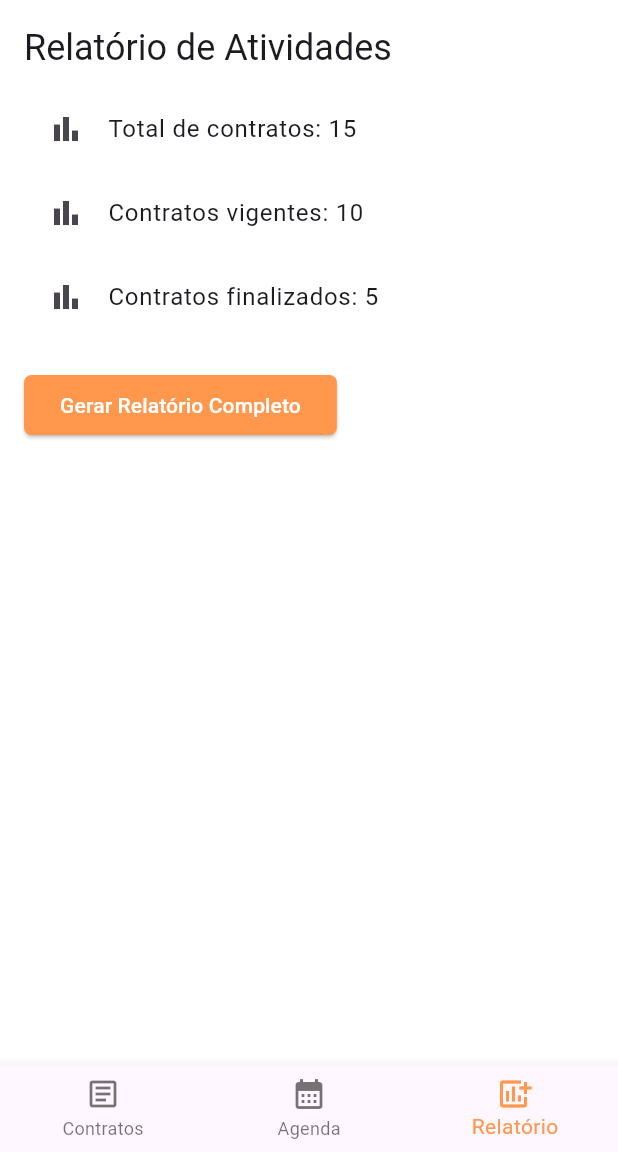
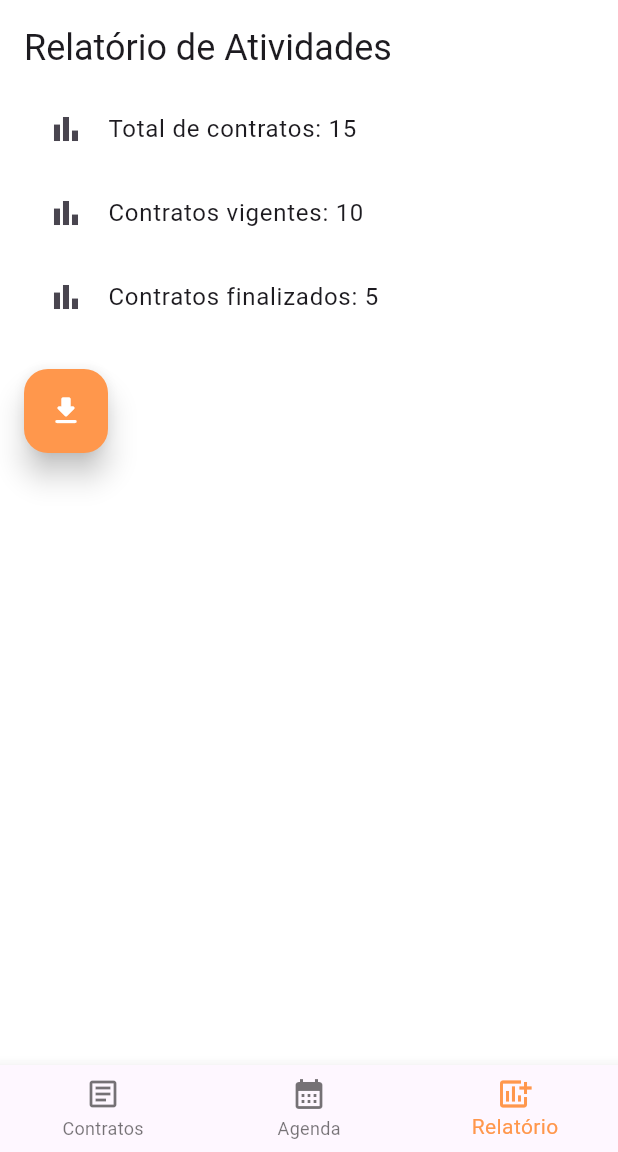
Before and after one commit to Analaurasil/AppDourado, a Flutter app: the screen it shows after launch, item 3 of the bottom bar chosen, on a phone screen of 412 x 824 dp, the part 84-1236 px from its top. Run offline on Flutter 3.47's test engine with Material 3 defaults, Android fonts, the phone set to English and light mode, and no system bars; our stand-ins replace signature.

Commit message:
botoes flutantes

```diff
--- a/lib/homePage.dart
+++ b/lib/homePage.dart
@@ -115,7 +115,11 @@ class ContractsPage extends StatelessWidget {
 
   @override
   Widget build(BuildContext context) {
-    return ListView.builder(
+    return Scaffold(
+      appBar: AppBar(
+        title: Text('Contratos'),
+      ),
+      body: ListView.builder(
         // Número de contratos na lista
         itemCount: _contracts.length,
         // Constrói cada item da lista com base no índice
@@ -130,6 +134,15 @@ class ContractsPage extends StatelessWidget {
             },
           );
         },
+      ),
+      floatingActionButton: FloatingActionButton(
+        onPressed: () {
+          // Lógica para adicionar um novo contrato
+          //print('Botão flutuante clicado!');
+        },
+        child: Icon(Icons.add),
+        tooltip: 'Adicionar novo contrato',
+      ),
     );
   }
 }
@@ -177,13 +190,21 @@ class ReportPage extends StatelessWidget {
           ),
           const SizedBox(height: 20.0), // Espaçamento antes do botão
           // Botão para gerar relatório completo
-          ElevatedButton(
+          FloatingActionButton(
+            onPressed: () {
+            // Lógica para adicionar um novo contrato
+            //print('Botão flutuante clicado!');
+            },
+            child: Icon(Icons.download_rounded),
+            tooltip: 'Gerar Relatório',
+          ),
+          /*ElevatedButton(
             onPressed: () {
               // Ação para gerar um relatório completo
               // Ainda não implementado
             },
             child: const Text('Gerar Relatório Completo'), // Texto do botão
-          ),
+          ),*/
         ],
       ),
     );
--- a/lib/main.dart
+++ b/lib/main.dart
@@ -56,6 +56,14 @@ class MyApp extends StatelessWidget {
           foregroundColor: Colors.white,
         ),
       ),
+      floatingActionButtonTheme: FloatingActionButtonThemeData(
+          backgroundColor: Color.fromRGBO(255, 151, 76, 1),  // Cor de fundo do FAB
+          foregroundColor: Colors.white,  // Cor do ícone no FAB
+          shape: RoundedRectangleBorder(  // Forma personalizada do FAB
+            borderRadius: BorderRadius.circular(16.0),
+          ),
+          elevation: 8.0,  // Elevação do FAB
+        ),
     );
   }
 }
```
Lines whose indentation alone changed are shown as unchanged.
